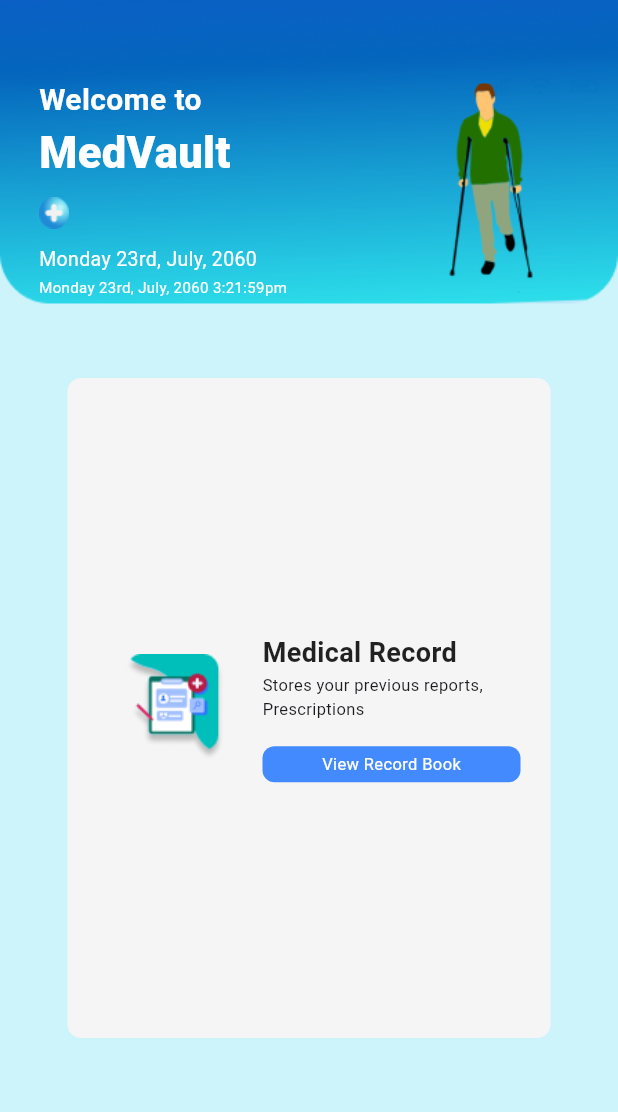
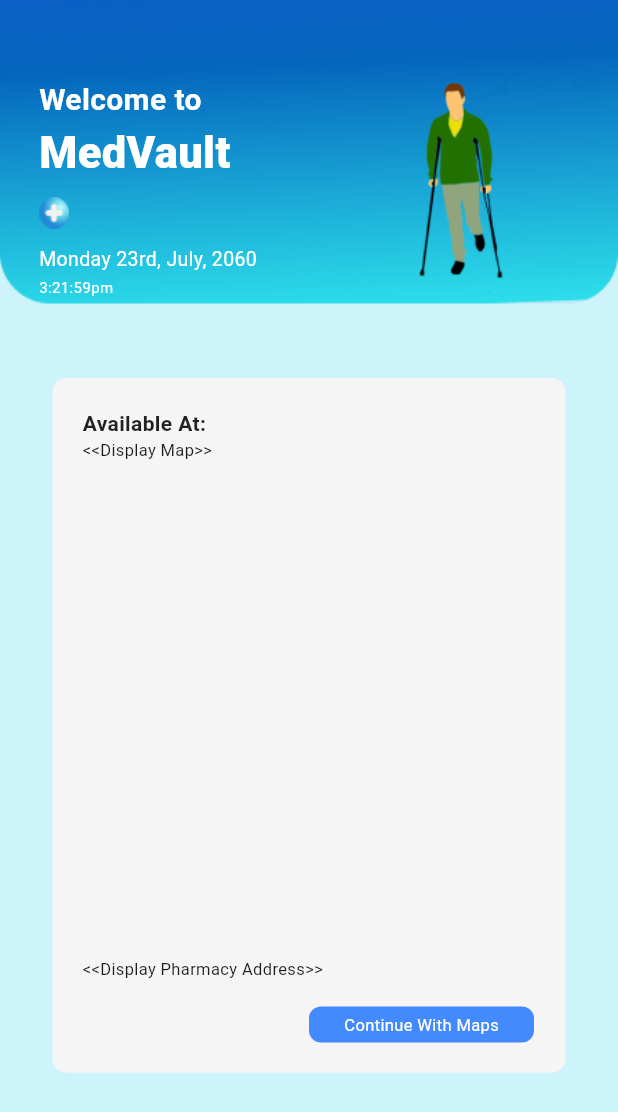
Before and after one commit to Jaindu1223/med_vault, a Flutter app: the PharmacyLocator screen opened directly, on a phone screen of 412 x 824 dp. Shown: the top 1112 px of the screen. Run offline on Flutter 3.47's test engine with Material 3 defaults, Android fonts, the phone set to English and light mode, and no system bars.

Commit message:
Updated Main Sections

```diff
--- a/lib/pages/home_page.dart
+++ b/lib/pages/home_page.dart
@@ -82,7 +82,7 @@ class _HomePageState extends State<HomePage> {
                     ),
                     const SizedBox(height: 2),
                     const Text(
-                      'Monday 23rd, July, 2060 3:21:59pm',
+                      '3:21:59pm',
                       style: TextStyle(
                         fontSize: 10,
                         color: Colors.white,
--- a/lib/pages/pharmacy_locator.dart
+++ b/lib/pages/pharmacy_locator.dart
@@ -78,7 +78,7 @@ class _PharmacyLocatorState extends State<PharmacyLocator> {
                       ),
                       const SizedBox(height: 2),
                       const Text(
-                        'Monday 23rd, July, 2060 3:21:59pm',
+                        '3:21:59pm',
                         style: TextStyle(
                           fontSize: 10,
                           color: Colors.white,
@@ -107,22 +107,25 @@ class _PharmacyLocatorState extends State<PharmacyLocator> {
 
               //categories(horizontal list)
               const SizedBox(height: 25),
+
+              //box
               Padding(
-                padding: const EdgeInsets.symmetric(horizontal: 45.0),
+                padding: const EdgeInsets.symmetric(horizontal: 35.0),
                 child: Container(
 
                   padding: const EdgeInsets.all(20),
                   decoration: BoxDecoration(color: Colors.grey[100], borderRadius: BorderRadius.circular(9)),
                   child: Row(children: [
-                    SizedBox(
+
+                    /*SizedBox(
 
                       height: 400,
                       width: 100,
                       child: Image.asset(
                         'lib/images/prescription.png',),
                       //color: Colors.blue,
-                    ),
-                    const SizedBox(height: 35,width: 10,),
+                    ),*/
+                    //const SizedBox(height: 35,width: 10,),
 
                     Expanded(
                       child:Column(
@@ -130,46 +133,58 @@ class _PharmacyLocatorState extends State<PharmacyLocator> {
                         children: [
 
                           const Text(
-                            'Medical Record',
+                            'Available At:',
                             style: TextStyle(
                                 fontWeight: FontWeight.w600,
-                                fontSize: 18,
+                                fontSize: 14,
                                 color: Colors.black87
                             ),
                           ),
                           const Text(
-                            'Stores your previous reports, ',
+                            '<<Display Map>> ',
                             style: TextStyle(
                               fontWeight: FontWeight.w400,
                               fontSize: 11,
                             ),
                           ),
+                          const SizedBox(height: 330,),
                           const Text(
-                            'Prescriptions',
+                            '<<Display Pharmacy Address>>',
                             style: TextStyle(
                               fontWeight: FontWeight.w400,
                               fontSize: 11,
                             ),
                           ),
                           const SizedBox(height: 17),
-                          InkWell(
+
+                          Padding(
+                            padding: const EdgeInsets.only(left: 150),
+                            child: Center(
+                              child: InkWell(
                                 onTap: (){
                                   Navigator.push(context, MaterialPageRoute(builder: (context)=>const MedicalRecord()));
                                 },
+
                                 child: Container(
+
+                                  //padding: const EdgeInsets.only(left: 20,top: 20,right: 20,bottom: 20),
                                   padding: const EdgeInsets.all(4),
+                                  width: 150,
+
 
                                   decoration: BoxDecoration(
                                       color: Colors.blueAccent,
-                                  borderRadius: BorderRadius.circular(8)
+                                      borderRadius: BorderRadius.circular(8),
                                   ),
                                   child: const Center(
                                     child: Text(
-                                    'View Record Book',
+                                        'Continue With Maps',
                                         style: TextStyle(
                                             color: Colors.white,
                                             fontSize: 11)
 
+                                    ),
+                                  ),
                                 ),
                               ),
                             ),
```
Also changed, not shown: lib/pages/medical_record.dart (+29 -46 lines), lib/pages/my_qr.dart (+29 -45 lines), lib/pages/sign_up.dart (+17 -16 lines). Lines whose indentation alone changed are shown as unchanged.
